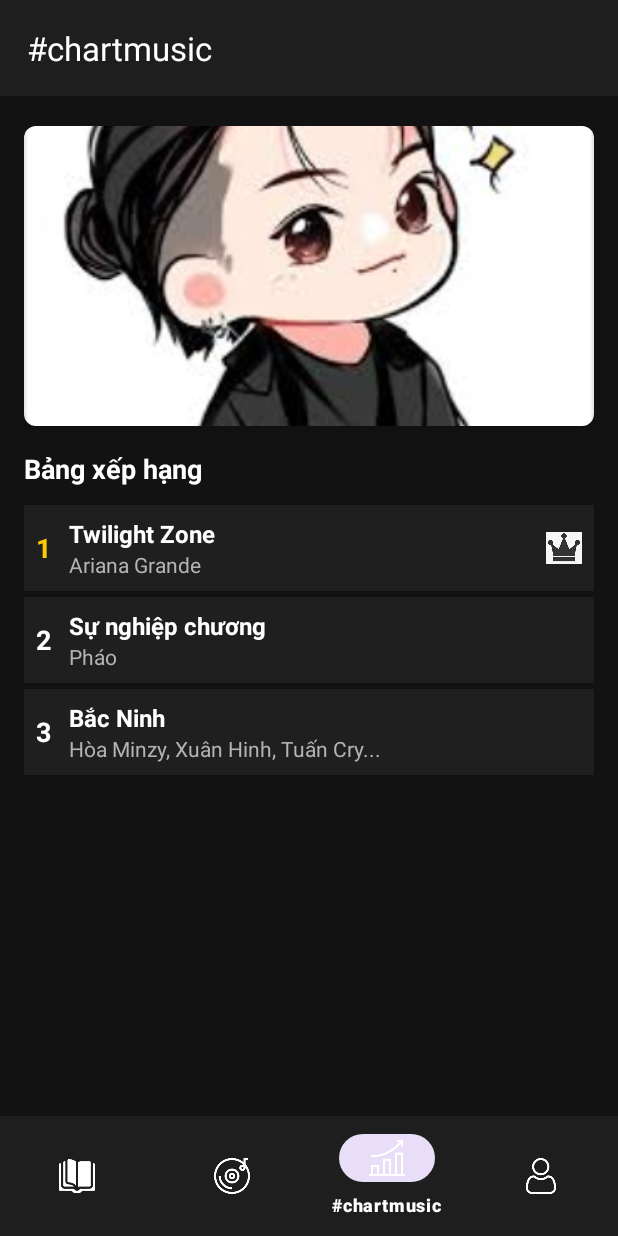
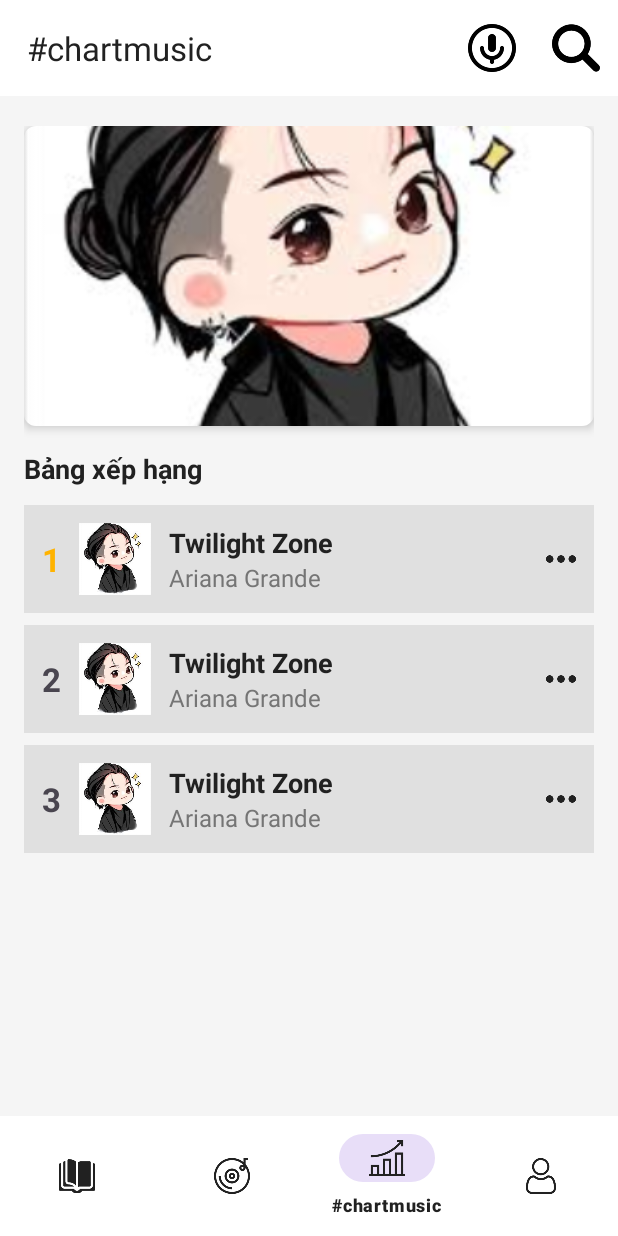
Before and after one commit to levuanh2/AndroidTieuLuan, an Android app: the ChartMusicActivity screen opened directly, with no data from a screen before it, on a phone screen of 412 x 824 dp. Run offline under Robolectric (Android 15) with nearby library versions, the light colour scheme and no system bars.

Commit message:
cap nhat gd user

```diff
--- a/app/src/main/res/layout/activity_chart_music.xml
+++ b/app/src/main/res/layout/activity_chart_music.xml
@@ -6,7 +6,7 @@
     android:id="@+id/mainChart"
     android:layout_width="match_parent"
     android:layout_height="match_parent"
-    android:background="#121212"
+    android:background="#F5F5F5"
     android:fitsSystemWindows="true"
     tools:context=".ChartMusicActivity">
 
@@ -15,11 +15,12 @@
         android:id="@+id/toolbarChart"
         android:layout_width="0dp"
         android:layout_height="?attr/actionBarSize"
-        android:background="#1E1E1E"
+        android:background="#FFFFFF"
         android:elevation="4dp"
         app:contentInsetStart="18dp"
         app:title="#chartmusic"
-        app:titleTextColor="#FFFFFF"
+        app:titleTextColor="#212121"
+        app:menu="@menu/toolbar_menu"
         app:layout_constraintTop_toTopOf="parent"
         app:layout_constraintStart_toStartOf="parent"
         app:layout_constraintEnd_toEndOf="parent" />
@@ -49,7 +50,7 @@
                 android:layout_marginBottom="16dp"
                 app:cardCornerRadius="8dp"
                 app:cardElevation="4dp"
-                app:cardBackgroundColor="#1F1F1F">
+                app:cardBackgroundColor="#E0E0E0">
 
                 <ImageView
                     android:layout_width="match_parent"
@@ -64,7 +65,7 @@
                 android:layout_width="wrap_content"
                 android:layout_height="wrap_content"
                 android:text="Bảng xếp hạng"
-                android:textColor="#FFFFFF"
+                android:textColor="#212121"
                 android:textSize="18sp"
                 android:textStyle="bold"
                 android:layout_marginBottom="12dp" />
@@ -80,9 +81,9 @@
                     android:layout_width="match_parent"
                     android:layout_height="wrap_content"
                     android:orientation="horizontal"
-                    android:padding="8dp"
-                    android:background="#1F1F1F"
-                    android:layout_marginBottom="4dp"
+                    android:padding="12dp"
+                    android:background="#E0E0E0"
+                    android:layout_marginBottom="8dp"
                     android:gravity="center_vertical">
 
                     <!-- Thứ hạng -->
@@ -90,9 +91,18 @@
                         android:layout_width="wrap_content"
                         android:layout_height="wrap_content"
                         android:text="1"
-                        android:textColor="#FFCC00"
+                        android:textColor="#FFB300"
                         android:textStyle="bold"
-                        android:textSize="18sp"
+                        android:textSize="22sp"
+                        android:layout_marginEnd="12dp" />
+
+                    <!-- Album Art -->
+                    <ImageView
+                        android:layout_width="48dp"
+                        android:layout_height="48dp"
+                        android:src="@drawable/test"
+                        android:scaleType="centerCrop"
+                        android:contentDescription="Album art"
                         android:layout_marginEnd="12dp" />
 
                     <!-- Thông tin bài hát -->
@@ -106,45 +116,54 @@
                             android:layout_width="wrap_content"
                             android:layout_height="wrap_content"
                             android:text="Twilight Zone"
-                            android:textColor="#FFFFFF"
-                            android:textSize="16sp"
+                            android:textColor="#212121"
+                            android:textSize="18sp"
                             android:textStyle="bold" />
 
                         <TextView
                             android:layout_width="wrap_content"
                             android:layout_height="wrap_content"
                             android:text="Ariana Grande"
-                            android:textColor="#B3B3B3"
-                            android:textSize="14sp" />
+                            android:textColor="#757575"
+                            android:textSize="16sp" />
                     </LinearLayout>
 
-                    <!-- Icon Premium hoặc bất kỳ -->
+                    <!-- Icon Premium -->
                     <ImageView
-                        android:layout_width="24dp"
-                        android:layout_height="24dp"
-                        android:src="@drawable/king"
-                        android:contentDescription="Premium icon" />
+                        android:layout_width="20dp"
+                        android:layout_height="20dp"
+                        android:src="@drawable/ic_more_dots"
+                        app:tint="#212121" />
                 </LinearLayout>
 
-                <!-- Item 2 -->
                 <LinearLayout
                     android:layout_width="match_parent"
                     android:layout_height="wrap_content"
                     android:orientation="horizontal"
-                    android:padding="8dp"
-                    android:background="#1F1F1F"
-                    android:layout_marginBottom="4dp"
+                    android:padding="12dp"
+                    android:background="#E0E0E0"
+                    android:layout_marginBottom="8dp"
                     android:gravity="center_vertical">
 
+                    <!-- Thứ hạng -->
                     <TextView
                         android:layout_width="wrap_content"
                         android:layout_height="wrap_content"
                         android:text="2"
-                        android:textColor="#FFFFFF"
                         android:textStyle="bold"
-                        android:textSize="18sp"
+                        android:textSize="22sp"
                         android:layout_marginEnd="12dp" />
 
+                    <!-- Album Art -->
+                    <ImageView
+                        android:layout_width="48dp"
+                        android:layout_height="48dp"
+                        android:src="@drawable/test"
+                        android:scaleType="centerCrop"
+                        android:contentDescription="Album art"
+                        android:layout_marginEnd="12dp" />
+
+                    <!-- Thông tin bài hát -->
                     <LinearLayout
                         android:layout_width="0dp"
                         android:layout_height="wrap_content"
@@ -154,39 +173,55 @@
                         <TextView
                             android:layout_width="wrap_content"
                             android:layout_height="wrap_content"
-                            android:text="Sự nghiệp chương"
-                            android:textColor="#FFFFFF"
-                            android:textSize="16sp"
+                            android:text="Twilight Zone"
+                            android:textColor="#212121"
+                            android:textSize="18sp"
                             android:textStyle="bold" />
 
                         <TextView
                             android:layout_width="wrap_content"
                             android:layout_height="wrap_content"
-                            android:text="Pháo"
-                            android:textColor="#B3B3B3"
-                            android:textSize="14sp" />
+                            android:text="Ariana Grande"
+                            android:textColor="#757575"
+                            android:textSize="16sp" />
                     </LinearLayout>
+
+                    <!-- Icon Premium -->
+                    <ImageView
+                        android:layout_width="20dp"
+                        android:layout_height="20dp"
+                        android:src="@drawable/ic_more_dots"
+                        app:tint="#212121" />
                 </LinearLayout>
 
-                <!-- Item 3 -->
                 <LinearLayout
                     android:layout_width="match_parent"
                     android:layout_height="wrap_content"
                     android:orientation="horizontal"
-                    android:padding="8dp"
-                    android:background="#1F1F1F"
-                    android:layout_marginBottom="4dp"
+                    android:padding="12dp"
+                    android:background="#E0E0E0"
+                    android:layout_marginBottom="8dp"
                     android:gravity="center_vertical">
 
+                    <!-- Thứ hạng -->
                     <TextView
                         android:layout_width="wrap_content"
                         android:layout_height="wrap_content"
                         android:text="3"
-                        android:textColor="#FFFFFF"
                         android:textStyle="bold"
-                        android:textSize="18sp"
+                        android:textSize="22sp"
                         android:layout_marginEnd="12dp" />
 
+                    <!-- Album Art -->
+                    <ImageView
+                        android:layout_width="48dp"
+                        android:layout_height="48dp"
+                        android:src="@drawable/test"
+                        android:scaleType="centerCrop"
+                        android:contentDescription="Album art"
+                        android:layout_marginEnd="12dp" />
+
+                    <!-- Thông tin bài hát -->
                     <LinearLayout
                         android:layout_width="0dp"
                         android:layout_height="wrap_content"
@@ -196,24 +231,27 @@
                         <TextView
                             android:layout_width="wrap_content"
                             android:layout_height="wrap_content"
-                            android:text="Bắc Ninh"
-                            android:textColor="#FFFFFF"
-                            android:textSize="16sp"
+                            android:text="Twilight Zone"
+                            android:textColor="#212121"
+                            android:textSize="18sp"
                             android:textStyle="bold" />
 
                         <TextView
                             android:layout_width="wrap_content"
                             android:layout_height="wrap_content"
-                            android:text="Hòa Minzy, Xuân Hinh, Tuấn Cry..."
-                            android:textColor="#B3B3B3"
-                            android:textSize="14sp" />
+                            android:text="Ariana Grande"
+                            android:textColor="#757575"
+                            android:textSize="16sp" />
                     </LinearLayout>
+
+                    <!-- Icon Premium -->
+                    <ImageView
+                        android:layout_width="20dp"
+                        android:layout_height="20dp"
+                        android:src="@drawable/ic_more_dots"
+                        app:tint="#212121" />
                 </LinearLayout>
-
-                <!-- ... Thêm các item khác nếu cần ... -->
-
             </LinearLayout>
-
         </LinearLayout>
     </ScrollView>
 
@@ -222,10 +260,10 @@
         android:id="@+id/bottomNavigationChart"
         android:layout_width="0dp"
         android:layout_height="wrap_content"
-        android:background="#1E1E1E"
+        android:background="#FFFFFF"
         android:elevation="8dp"
-        app:itemIconTint="#FFFFFF"
-        app:itemTextColor="#FFFFFF"
+        app:itemIconTint="#212121"
+        app:itemTextColor="#212121"
         app:layout_constraintBottom_toBottomOf="parent"
         app:layout_constraintStart_toStartOf="parent"
         app:layout_constraintEnd_toEndOf="parent"
--- a/app/src/main/res/layout/item_function.xml
+++ b/app/src/main/res/layout/item_function.xml
@@ -27,7 +27,7 @@
         android:id="@+id/functionName"
         android:layout_width="wrap_content"
         android:layout_height="wrap_content"
-        android:textColor="#FFFFFF"
+        android:textColor="#000000"
         android:textSize="16sp"
         android:layout_marginTop="12dp" />
 </LinearLayout>
--- a/app/src/main/res/menu/toolbar_menu.xml
+++ b/app/src/main/res/menu/toolbar_menu.xml
@@ -6,13 +6,12 @@
         android:icon="@drawable/ic_microphone"
         android:title="Microphone"
         app:showAsAction="always"
-        app:iconTint="@android:color/white" />
+        app:iconTint="@android:color/black" />
 
     <item
         android:id="@+id/action_search"
         android:icon="@drawable/ic_search"
         android:title="Tìm kiếm"
         app:showAsAction="always"
-        app:iconTint="@android:color/white" />
-
+        app:iconTint="@android:color/black" />
 </menu>
```
Also changed, not shown: app/src/main/java/appnghenhac/com/MainActivity.java (+3 -9 lines), app/src/main/java/appnghenhac/com/ProfileActivity.java (+1 -9 lines), app/src/main/res/drawable/tab_item_background.xml (+7 -11 lines), app/src/main/res/layout/activity_discover.xml (+33 -28 lines), app/src/main/res/layout/activity_download.xml (+25 -26 lines), app/src/main/res/layout/activity_favorite.xml (+21 -20 lines), app/src/main/res/layout/activity_main.xml (+14 -13 lines), app/src/main/res/layout/activity_profile.xml (+33 -33 lines), app/src/main/res/layout/activity_upload.xml (+18 -19 lines).
